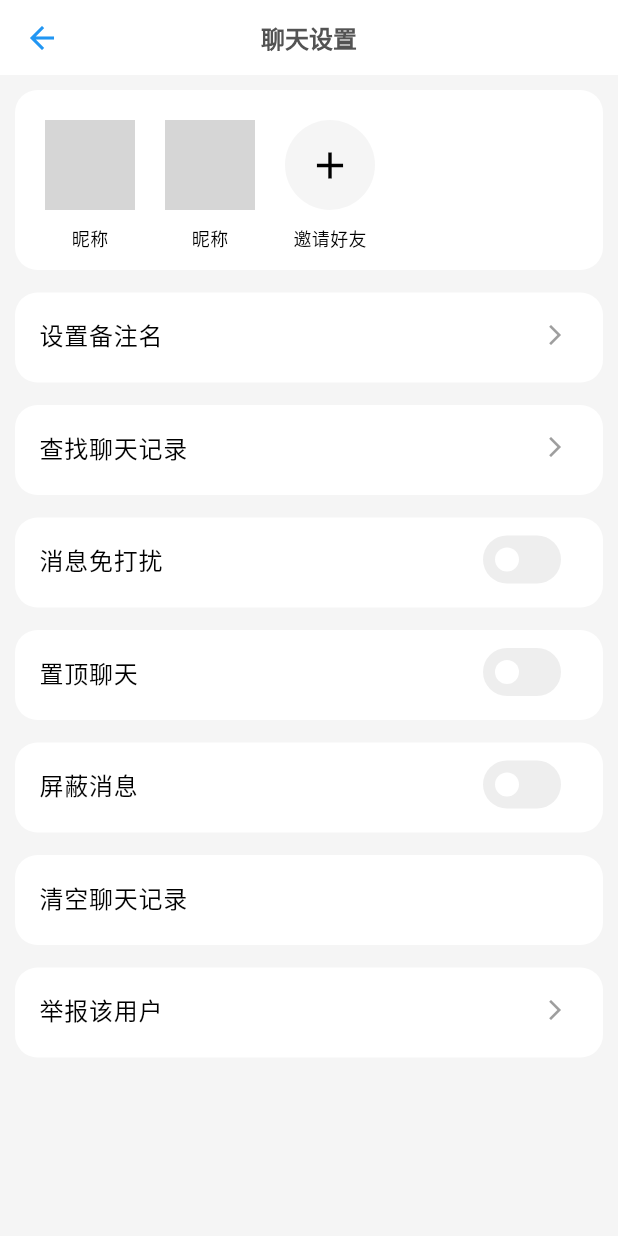
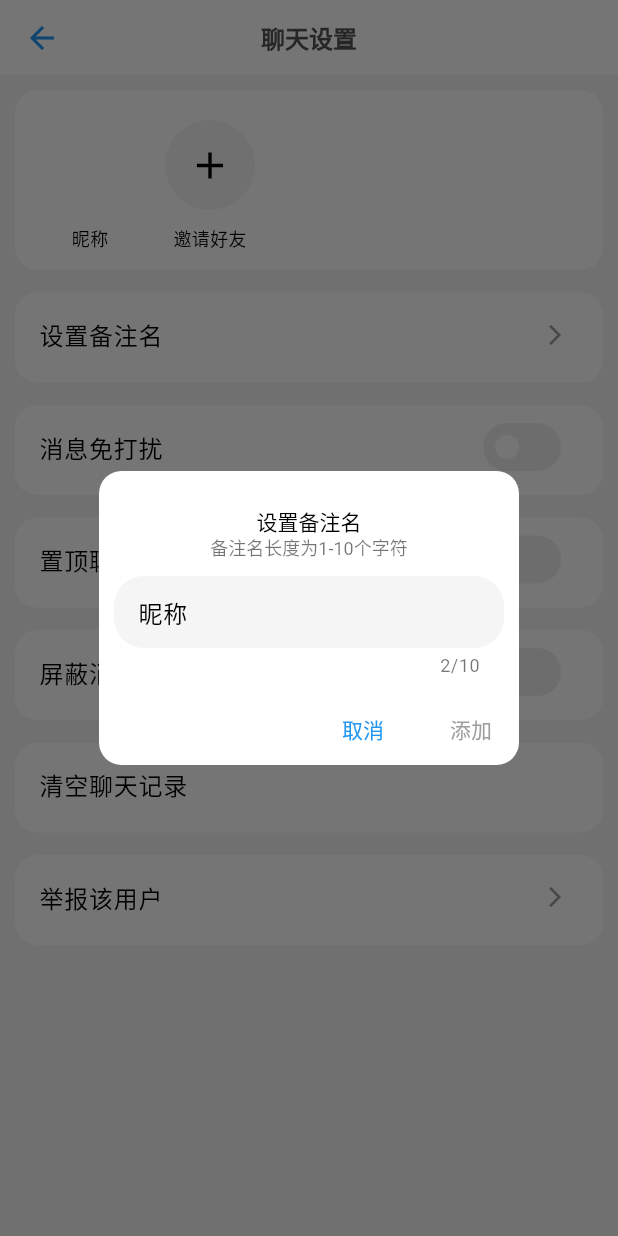
Before and after one commit to sudafin/xingxing_forum_app, a Flutter app: the ChatSettingPage screen opened by its route, after a tap on "设置备注名", on a phone screen of 412 x 824 dp. Run offline on Flutter 3.47's test engine with Material 3 defaults, Android fonts, the phone set to English and light mode, and no system bars; our stand-ins replace emoji_picker_flutter, event_bus, fluttertoast, font_awesome_flutter, image_picker, logger and 2 more; missing offline and left inert: android_intent_plus, city_pickers, clipboard, video_compress; network calls fail; Roboto replaces fonts that are missing (PingFangSC-Regular); grey boxes are pictures that could not be loaded.

Commit message:
feat(message): 添加聊天设置功能
- 新增设置备注名功能
- 添加举报用户功能
- 实现清空聊天记录的弹窗确认
- 优化聊天设置界面布局

```diff
--- a/lib/pages/message/chat_setting.dart
+++ b/lib/pages/message/chat_setting.dart
@@ -11,6 +11,87 @@ class _ChatSettingPageState extends State<ChatSettingPage> {
   bool isMute = false;
   bool isTop = false;
   bool isBlack = false;
+  bool isSave = false;
+  final TextEditingController _remarkController = TextEditingController();
+
+  //TODO 这里需要拿到当前的名字做参数,这里等网络请求再做
+  void _showRemarkDialog(String ? name,bool isRemark) {
+    // 初始化isSave状态
+    isSave = _remarkController.text.isNotEmpty;
+    _remarkController.text = name ?? '';
+    showDialog(
+      context: context,
+      builder: (context) {
+        return StatefulBuilder(
+          builder: (context, setState) {
+            return AlertDialog(
+              shape: RoundedRectangleBorder(
+                borderRadius: BorderRadius.circular(15),
+              ),
+              title: Column(
+                children: [
+                  Text( isRemark ? '设置备注名' : '编辑举报信息',
+                      style: TextStyle(
+                        fontSize: 14,
+                      )),
+                  Text(isRemark ? '备注名长度为1-10个字符' : '举报信息长度为1-100个字符',
+                      style: TextStyle(fontSize: 12, color: Colors.black54)),
+                ],
+              ),
+              content: TextField(
+                decoration: InputDecoration(
+                  hintText: isRemark ? '请输入备注名' : '请输入举报信息',
+                  hintStyle: TextStyle(color: Colors.grey),
+                  border: OutlineInputBorder(
+                    borderRadius: BorderRadius.circular(20),
+                    borderSide: BorderSide.none,
+                  ),
+                  fillColor: Color(0xFFF5F5F5),
+                  filled: true,
+                  isDense: true,
+                  counterStyle: TextStyle(fontSize: 12, color: Colors.black54),
+                ),
+                maxLength: isRemark ? 10 : 100,
+                maxLines: isRemark ? 1 : null,
+                minLines: isRemark ? 1 : null,
+                keyboardType: isRemark ? TextInputType.text : TextInputType.multiline,
+                textInputAction: isRemark ? TextInputAction.done : TextInputAction.newline,
+                controller: _remarkController,
+                onChanged: (value) {
+                  setState(() {
+                    isSave = value.isNotEmpty;
+                  });
+                },
+              ),
+              contentPadding: EdgeInsets.all(10),
+              actionsPadding: EdgeInsets.zero,
+              actions: [
+                TextButton(
+                  onPressed: () {
+                    Navigator.pop(context);
+                  },
+                  child: Text('取消'),
+                ),
+                TextButton(
+                  onPressed: () {
+                    if (isSave) {
+                      String remark = _remarkController.text;
+                      print('保存备注名: $remark');
+                      Navigator.pop(context);
+                    }
+                  },
+                  child: Text('添加',
+                      style:
+                          TextStyle(color: isSave ? Colors.blue : Colors.grey)),
+                ),
+              ],
+            );
+          },
+        );
+      },
+    );
+  }
+
   @override
   Widget build(BuildContext context) {
     return Scaffold(
@@ -27,7 +108,7 @@ class _ChatSettingPageState extends State<ChatSettingPage> {
   }
 
   Widget _buildBody() {
-    int count = 2;
+    int count = 1;
     return Container(
       padding: EdgeInsets.all(10),
       child: Column(
@@ -47,8 +128,14 @@ class _ChatSettingPageState extends State<ChatSettingPage> {
               children: List.generate(
                   count + 1,
                   (index) => index != count
-                      ? Container(
-                          margin: EdgeInsets.only(right: 10, left: 10, top: 10),
+                      ? GestureDetector(
+                          onTap: () {
+                            // 点击头像
+                            Navigator.pushNamed(context, '/profile');
+                          },
+                          child: Container(
+                            margin:
+                                EdgeInsets.only(right: 10, left: 10, top: 10),
                             child: Column(
                               children: [
                                 //头像
@@ -74,9 +161,14 @@ class _ChatSettingPageState extends State<ChatSettingPage> {
                                 ),
                               ],
                             ),
-                        )
-                      : Container(
-                          margin: EdgeInsets.only(right: 10, left: 10, top: 10),
+                          ))
+                      : GestureDetector(
+                          onTap: () {
+                            // 点击邀请好友
+                          },
+                          child: Container(
+                            margin:
+                                EdgeInsets.only(right: 10, left: 10, top: 10),
                             child: Column(
                               children: [
                                 ClipRRect(
@@ -104,7 +196,7 @@ class _ChatSettingPageState extends State<ChatSettingPage> {
                                 ),
                               ],
                             ),
-                        )),
+                          ))),
             ),
           ),
           //聊天设置区域
@@ -117,29 +209,10 @@ class _ChatSettingPageState extends State<ChatSettingPage> {
               borderRadius: BorderRadius.circular(15),
             ),
             child: GestureDetector(
-              onTap: () {},
+              // 点击设置备注名
+              onTap: () => _showRemarkDialog('昵称', true),
               child: ListTile(
                 title: Text('设置备注名'),
-                trailing: Icon(
-                  Icons.arrow_forward_ios_outlined,
-                  size: 16,
-                  color: Colors.grey,
-                ),
-              ),
-            ),
-          ),
-          Container(
-            margin: EdgeInsets.only(bottom: 15),
-            height: 60,
-            width: double.infinity,
-            decoration: BoxDecoration(
-              color: Colors.white,
-              borderRadius: BorderRadius.circular(15),
-            ),
-            child: GestureDetector(
-              onTap: () {},
-              child: ListTile(
-                title: Text('查找聊天记录'),
                 trailing: Icon(
                   Icons.arrow_forward_ios_outlined,
                   size: 16,
@@ -233,7 +306,34 @@ class _ChatSettingPageState extends State<ChatSettingPage> {
               borderRadius: BorderRadius.circular(15),
             ),
             child: GestureDetector(
-              onTap: () {},
+              onTap: () {
+                //弹窗确认是否清空
+                showDialog(
+                  context: context,
+                  builder: (context) => AlertDialog(
+                    shape: RoundedRectangleBorder(
+                      borderRadius: BorderRadius.circular(15),
+                    ),
+                    title: Text('清空聊天记录',
+                        style: TextStyle(fontSize: 14)),
+                    actionsPadding: EdgeInsets.zero,
+                    actions: [
+                      TextButton(
+                        onPressed: () {
+                          Navigator.pop(context);
+                        },
+                        child: Text('取消'),
+                      ),
+                      TextButton(
+                        onPressed: () {
+                          Navigator.pop(context);
+                        },
+                        child: Text('确定'),
+                      ),
+                    ],
+                  ),
+                );
+              },
               child: ListTile(
                 title: Text('清空聊天记录'),
               ),
@@ -248,7 +348,9 @@ class _ChatSettingPageState extends State<ChatSettingPage> {
               borderRadius: BorderRadius.circular(15),
             ),
             child: GestureDetector(
-              onTap: () {},
+              onTap: () {
+                _showRemarkDialog(null, false);
+              },
               child: ListTile(
                 title: Text('举报该用户'),
                 trailing: Icon(
```
Lines whose indentation alone changed are shown as unchanged.
